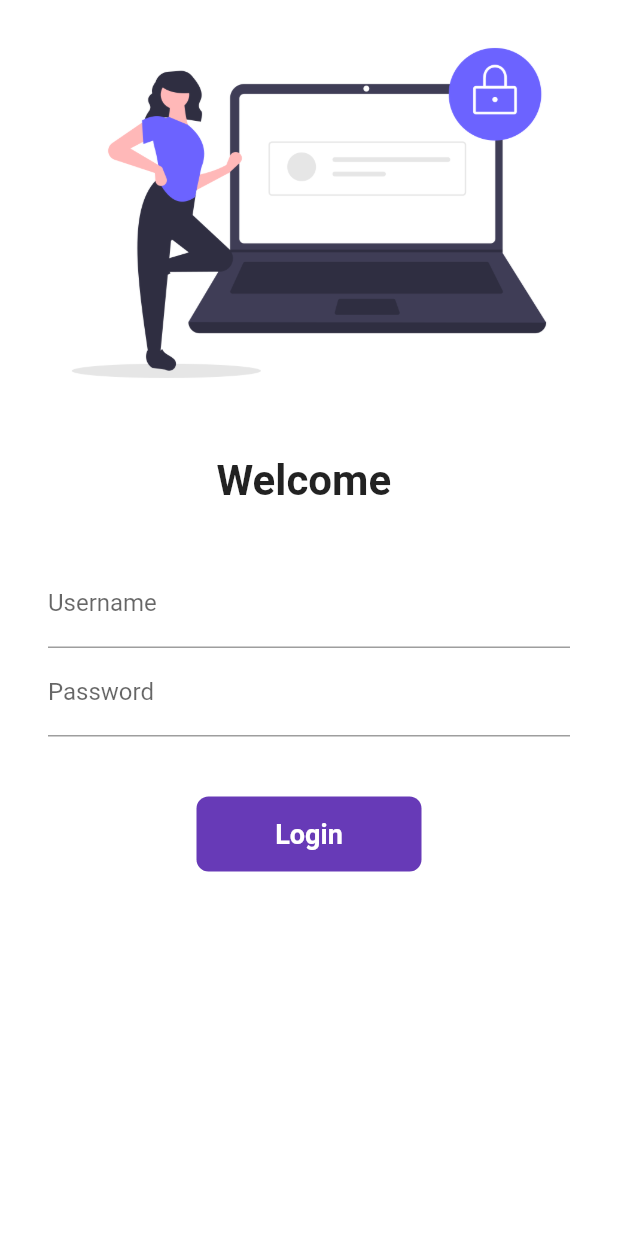
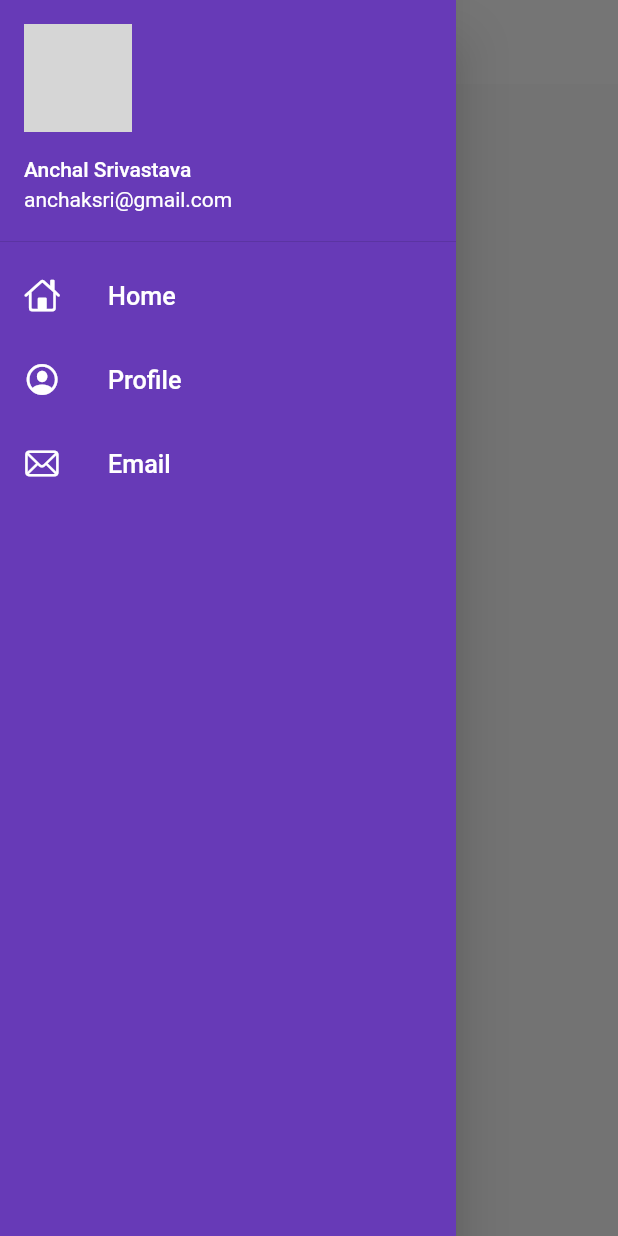
Before and after one commit to kotdroidA/pk_practice, a Flutter app: the screen it shows after launch, with the side drawer open (before the commit the screen has no drawer), on a phone screen of 412 x 824 dp. Run offline on Flutter 3.47's test engine with Material 2 defaults, Android fonts, the phone set to English and light mode, and no system bars; network calls fail; grey boxes are pictures that could not be loaded.

Commit message:
drawer themes

```diff
--- a/lib/main.dart
+++ b/lib/main.dart
@@ -2,6 +2,7 @@
 import 'package:pk_practice/pages/home_page.dart';
 import 'package:pk_practice/pages/login_page.dart';
 import 'package:pk_practice/utills/routes.dart';
+import 'package:pk_practice/widgets/themes.dart';
 
 void main() {
   runApp(MyApp());
@@ -12,12 +13,10 @@
   Widget build(BuildContext context) {
     return MaterialApp(
       themeMode: ThemeMode.light,
-      theme: ThemeData(
-        primarySwatch: Colors.deepPurple,
-      ),
-
-      darkTheme: ThemeData(brightness: Brightness.dark),
-      //initialRoute: "/home",
+      theme: MyTheme.lightTheme(context),
+      darkTheme: MyTheme.darkTheme(context),
+      debugShowCheckedModeBanner: false,
+      initialRoute: "/home",
       routes: {
         "/": (context) => LoginPage(),
         MyRoutes.homeRoute: (context) => HomePage(),
--- a/lib/pages/home_page.dart
+++ b/lib/pages/home_page.dart
@@ -1,4 +1,6 @@
 import 'package:flutter/material.dart';
+
+import '../widgets/drawer.dart';
 
 class HomePage extends StatelessWidget {
   const HomePage({Key? key}) : super(key: key);
@@ -6,13 +8,15 @@
   @override
   Widget build(BuildContext context) {
     return Scaffold(
-      appBar: AppBar(title: Text("Calalog App")),
+      appBar: AppBar(
+        title: Text("Calalog App"),
+      ),
       body: Center(
         child: Container(
           child: Text("Wlecome to $days days of flutter"),
         ),
       ),
-      drawer: Drawer(),
+      drawer: MyDrawer(),
     );
   }
 }
--- a/lib/pages/login_page.dart
+++ b/lib/pages/login_page.dart
@@ -11,10 +11,25 @@
 }
 
 class _LoginPageState extends State<LoginPage> {
-  @override
   String name = "";
   bool changeButton = false;
   final _formKey = GlobalKey<FormState>();
+  moveToHome(BuildContext context) async {
+    if (_formKey.currentState!.validate()) {
+      setState(() {
+        changeButton = true;
+      });
+      await Future.delayed(
+        Duration(seconds: 1),
+      );
+      await Navigator.pushNamed(context, MyRoutes.homeRoute);
+      setState(() {
+        changeButton = false;
+      });
+    }
+  }
+
+  @override
   Widget build(BuildContext context) {
     return Material(
       color: Colors.white,
@@ -47,6 +62,12 @@
                         hintText: "Enter username",
                         labelText: "Username",
                       ),
+                      validator: (value) {
+                        if (value!.isEmpty) {
+                          return "Username cannot be empty";
+                        }
+                        return null;
+                      },
                       onChanged: (value) {
                         name = value;
                         setState(() {});
@@ -58,6 +79,14 @@
                         hintText: "Enter password",
                         labelText: "Password",
                       ),
+                      validator: (value) {
+                        if (value!.isEmpty) {
+                          return "Password cannot be empty";
+                        } else if (value.length < 6) {
+                          return "Password length should be atlest 6";
+                        }
+                        return null;
+                      },
                     ),
                     SizedBox(
                       height: 40,
@@ -67,19 +96,7 @@
                       borderRadius:
                           BorderRadius.circular(changeButton ? 50 : 8),
                       child: InkWell(
-                        onTap: () async {
-                          setState(() {
-                            changeButton = true;
-                          });
-                          await Future.delayed(
-                            Duration(seconds: 1),
-                          );
-                          await Navigator.pushNamed(
-                              context, MyRoutes.homeRoute);
-                          setState(() {
-                            changeButton = false;
-                          });
-                        },
+                        onTap: () => moveToHome(context),
                         child: AnimatedContainer(
                           duration: Duration(seconds: 1),
                           width: changeButton ? 50 : 150,
--- /dev/null
+++ b/lib/widgets/drawer.dart
@@ -0,0 +1,70 @@
+// ignore_for_file: prefer_const_constructors
+
+import 'package:flutter/cupertino.dart';
+import 'package:flutter/material.dart';
+
+class MyDrawer extends StatelessWidget {
+  const MyDrawer({Key? key}) : super(key: key);
+
+  @override
+  Widget build(BuildContext context) {
+    final imageUrl =
+        "https://images.remotehub.com/60aec77dedae3a611d63de8b60aec77d2e0830.68845493/180x180/0852435e.jpg?version=1622067070";
+
+    return Drawer(
+      child: Container(
+        color: Colors.deepPurple,
+        child: ListView(
+          padding: EdgeInsets.zero,
+          // ignore: prefer_const_literals_to_create_immutables
+          children: [
+            DrawerHeader(
+              padding: EdgeInsets.zero,
+              child: UserAccountsDrawerHeader(
+                margin: EdgeInsets.zero,
+                accountName: Text("Anchal Srivastava"),
+                accountEmail: Text("anchaksri@gmail.com"),
+                currentAccountPicture: CircleAvatar(
+                  backgroundImage: NetworkImage(imageUrl),
+                ),
+              ),
+            ),
+            ListTile(
+              leading: Icon(
+                CupertinoIcons.home,
+                color: Colors.white,
+              ),
+              title: Text(
+                "Home",
+                textScaleFactor: 1.2,
+                style: TextStyle(color: Colors.white),
+              ),
+            ),
+            ListTile(
+              leading: Icon(
+                CupertinoIcons.profile_circled,
+                color: Colors.white,
+              ),
+              title: Text(
+                "Profile",
+                textScaleFactor: 1.2,
+                style: TextStyle(color: Colors.white),
+              ),
+            ),
+            ListTile(
+              leading: Icon(
+                CupertinoIcons.mail,
+                color: Colors.white,
+              ),
+              title: Text(
+                "Email",
+                textScaleFactor: 1.2,
+                style: TextStyle(color: Colors.white),
+              ),
+            ),
+          ],
+        ),
+      ),
+    );
+  }
+}
--- /dev/null
+++ b/lib/widgets/themes.dart
@@ -0,0 +1,19 @@
+import 'package:flutter/material.dart';
+
+class MyTheme {
+  static ThemeData lightTheme(BuildContext context) => ThemeData(
+        primarySwatch: Colors.deepPurple,
+        appBarTheme: AppBarTheme(
+          color: Colors.white,
+          elevation: 0.0,
+          iconTheme: IconThemeData(
+            color: Colors.black,
+          ),
+          toolbarTextStyle: Theme.of(context).textTheme.bodyText2,
+          titleTextStyle: Theme.of(context).textTheme.headline6,
+        ),
+      );
+  static ThemeData darkTheme(BuildContext context) => ThemeData(
+        brightness: Brightness.dark,
+      );
+}
```
Also changed, not shown: 1 other file.
